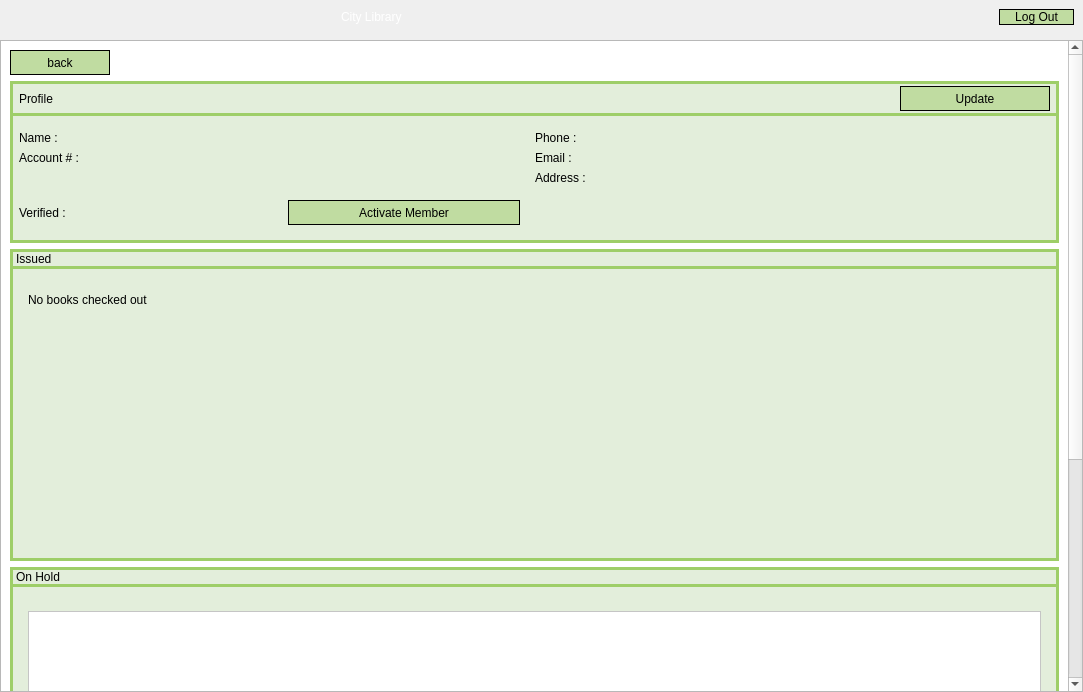
First picture: the form in viewMemberInfo.ui, repository Mr-Beastman/CS106_A2, before the edit.
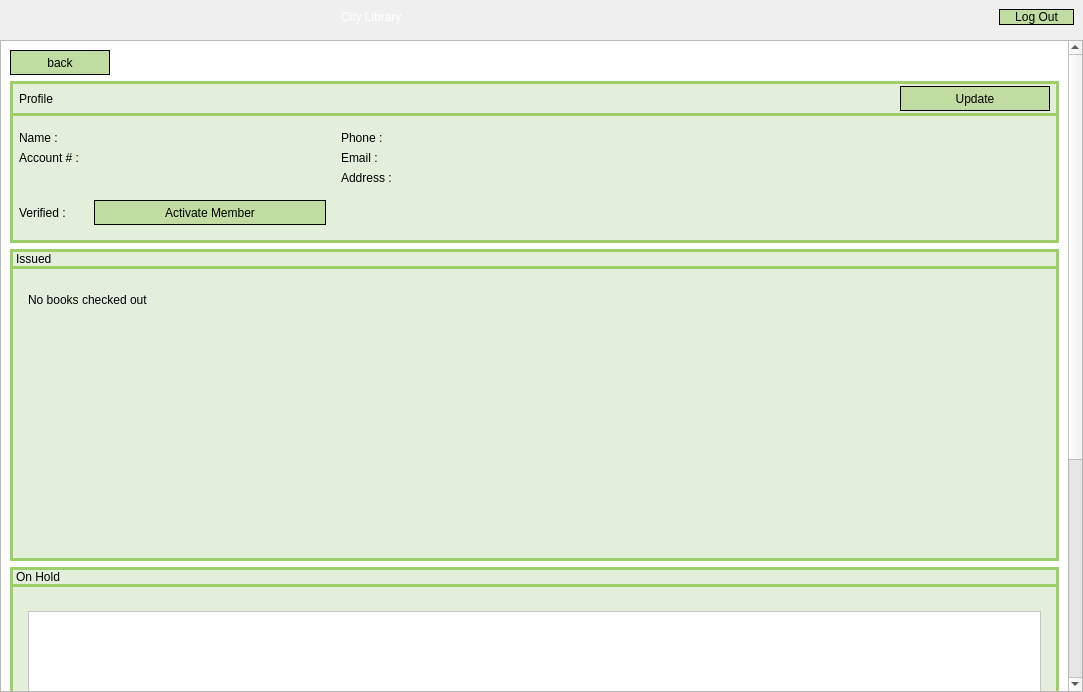
Second picture: the form after the edit. Icons and pictures are not drawn.

Diff of the .ui file:
```diff
--- a/viewMemberInfo.ui
+++ b/viewMemberInfo.ui
@@ -109,7 +109,7 @@
       <property name="geometry">
        <rect>
         <x>0</x>
-        <y>-387</y>
+        <y>0</y>
         <width>1067</width>
         <height>1037</height>
        </rect>
@@ -243,7 +243,7 @@
           </item>
           <item>
            <widget class="QWidget" name="profileDetailsLayout_2" native="true">
-            <layout class="QGridLayout" name="profileDetailsLayout">
+            <layout class="QGridLayout" name="profileDetailsLayout" columnstretch="0,1,0,1">
              <property name="leftMargin">
               <number>9</number>
              </property>
```
